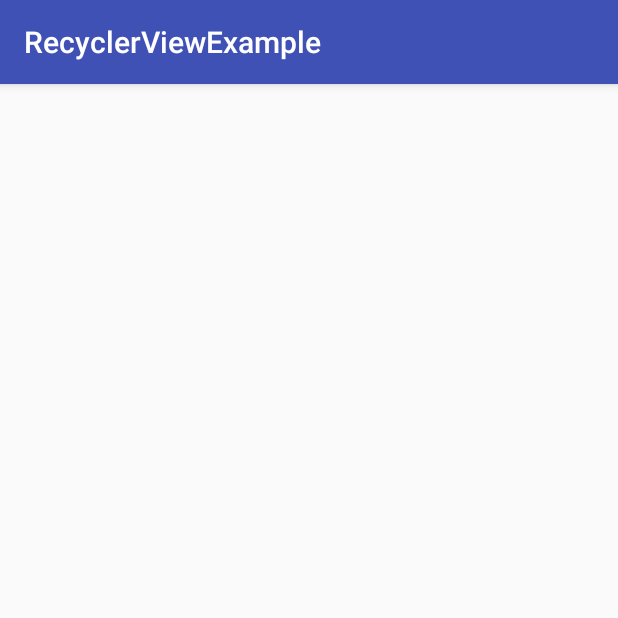
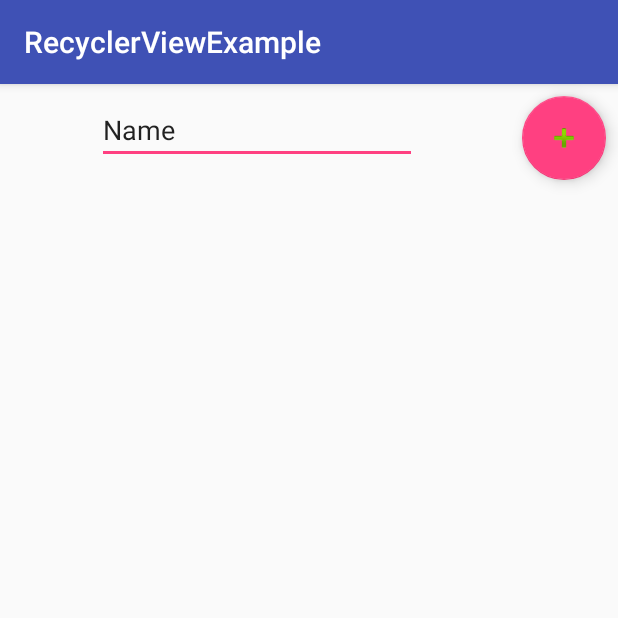
Before and after one commit to SonnyBurnett/RecyclerViewExample, an Android app: the screen it shows after launch (MainActivity), on a phone screen of 412 x 824 dp, the top half of it. Run offline under Robolectric (Android 15) with nearby library versions, the phone set to English and light mode, and no system bars; our stand-ins replace Room's generated code.

Commit message:
database toegevoegd

```diff
--- a/app/build.gradle
+++ b/app/build.gradle
@@ -26,4 +26,8 @@ dependencies {
     androidTestImplementation 'com.android.support.test:runner:1.0.2'
     androidTestImplementation 'com.android.support.test.espresso:espresso-core:3.0.2'
     implementation 'com.android.support:recyclerview-v7:27.1.1'
+    def room_version = "1.1.1"
+    implementation "android.arch.persistence.room:runtime:$room_version"
+    annotationProcessor "android.arch.persistence.room:compiler:$room_version"
+    implementation 'com.android.support:design:27.1.1' // use kapt for Kotlin
 }
--- /dev/null
+++ b/app/src/main/java/nl/tsbakker/recyclerviewexample/AppDatabase.java
@@ -0,0 +1,36 @@
+package nl.tsbakker.recyclerviewexample;
+
+import android.arch.persistence.room.Dao;
+import android.arch.persistence.room.Database;
+import android.arch.persistence.room.Room;
+import android.arch.persistence.room.RoomDatabase;
+import android.content.Context;
+
+
+@Database(entities = {TeamObject.class}, version = 1)
+
+public abstract class AppDatabase extends RoomDatabase {
+
+
+    public abstract TeamObjectDao teamObjectDao();
+
+    private final static String NAME_DATABASE = "teamobject_db";
+
+
+    //Static instance
+    private static AppDatabase sInstance;
+
+    public static AppDatabase getInstance(Context context) {
+
+        if (sInstance == null) {
+            sInstance = Room.databaseBuilder(context, AppDatabase.class, NAME_DATABASE)
+                    .build();
+
+        }
+
+
+        return sInstance;
+
+    }
+
+}
--- a/app/src/main/java/nl/tsbakker/recyclerviewexample/MainActivity.java
+++ b/app/src/main/java/nl/tsbakker/recyclerviewexample/MainActivity.java
@@ -1,13 +1,18 @@
 package nl.tsbakker.recyclerviewexample;
 
+import android.os.AsyncTask;
 import android.support.annotation.Nullable;
+import android.support.design.widget.FloatingActionButton;
+import android.support.design.widget.Snackbar;
 import android.support.v7.app.AppCompatActivity;
 import android.os.Bundle;
 import android.support.v7.widget.LinearLayoutManager;
 import android.support.v7.widget.RecyclerView;
+import android.text.TextUtils;
 import android.view.LayoutInflater;
 import android.view.View;
 import android.view.ViewGroup;
+import android.widget.EditText;
 import android.widget.Toast;
 
 import java.util.ArrayList;
@@ -15,7 +20,7 @@ import java.util.List;
 
 //
 // Name:    MainActivity
-// Purpose: Handle the MainActivity
+// Purpose: Explain Recyclerview with a very simple example
 // Author:  Taco Bakker
 // Date:    7-10-2018
 //
@@ -29,9 +34,20 @@ import java.util.List;
 
 public class MainActivity extends AppCompatActivity {
 
-    public RecyclerView recyclerView;
-    public TeamObjectAdapter mAdapter;
-    final List<TeamObject> mTeamObjects = new ArrayList<>();
+    private TeamObjectAdapter mAdapter;
+    private RecyclerView mRecyclerView;
+    private List<TeamObject> mTeamObjects;
+    private EditText mNewTeamName;
+
+    public final static int TASK_GET_ALL_TEAMOBJECTS = 0;
+    public final static int TASK_DELETE_TEAMOBJECT = 1;
+    public final static int TASK_UPDATE_TEAMOBJECT = 2;
+    public final static int TASK_INSERT_TEAMOBJECT = 3;
+
+
+    //final List<TeamObject> mTeamObjects = new ArrayList<>();
+
+    static AppDatabase db;
 
 
     @Override
@@ -39,23 +55,88 @@ public class MainActivity extends AppCompatActivity {
         super.onCreate(savedInstanceState);
         setContentView(R.layout.activity_main);
 
-        mTeamObjects.add(new TeamObject("Ajax","Amsterdam"));
-        mTeamObjects.add(new TeamObject("AZ","Alkmaar"));
+        db = AppDatabase.getInstance(this);
 
-        recyclerView = findViewById(R.id.team_recyclerview);
-
-        RecyclerViewClickListener listener = new RecyclerViewClickListener() {
-            @Override
-            public void onClick(View view, int position) {
-
-            }
-        };
-
-        mAdapter = new TeamObjectAdapter(listener);
-        recyclerView.setAdapter(mAdapter);
+        mRecyclerView = findViewById(R.id.team_recyclerview);
+        mTeamObjects = new ArrayList<>();
 
         LinearLayoutManager layoutManager = new LinearLayoutManager(getApplicationContext());
-        recyclerView.setLayoutManager(layoutManager);
+        mRecyclerView.setLayoutManager(layoutManager);
+
+        updateUI();
+
+        FloatingActionButton fab = findViewById(R.id.add_team_button);
+        fab.setOnClickListener(new View.OnClickListener() {
+            @Override
+            public void onClick(View view) {
+                //hier gaat iets niet goed
+                String text = mNewTeamName.getText().toString();
+                TeamObject newTeamObject = new TeamObject(text);
+                if (!(TextUtils.isEmpty(text))) {
+                    new TeamObjectAsyncTask(TASK_INSERT_TEAMOBJECT).execute(newTeamObject);
+                    mNewTeamName.setText("");
+                } else {
+                    Snackbar.make(view, "Please enter some text in the textfield", Snackbar.LENGTH_LONG).setAction("Action", null).show();
+                }
+            }
+        });
 
     }
+
+    private void updateUI() {
+        //mTeamObjects = db.teamObjectDao().getAllTeamObject();
+        if (mAdapter == null) {
+            mAdapter = new TeamObjectAdapter(this, mTeamObjects);
+            mRecyclerView.setAdapter(mAdapter);
+        } else {
+            mAdapter.swapList(mTeamObjects);
+        }
+    }
+
+    public void onReminderDbUpdated(List list) {
+
+        mTeamObjects = list;
+        updateUI();
+
+    }
+
+    public class TeamObjectAsyncTask extends AsyncTask<TeamObject, Void, List> {
+
+        private int taskCode;
+
+        public TeamObjectAsyncTask(int taskCode) {
+            this.taskCode = taskCode;
+        }
+
+
+        @Override
+        protected List doInBackground(TeamObject... teamobjects) {
+            switch (taskCode) {
+                case TASK_DELETE_TEAMOBJECT:
+                    db.teamObjectDao().deleteTeamObjects(teamobjects[0]);
+                    break;
+
+                case TASK_UPDATE_TEAMOBJECT:
+                    db.teamObjectDao().updateTeamObjects(teamobjects[0]);
+                    break;
+
+                case TASK_INSERT_TEAMOBJECT:
+                    db.teamObjectDao().insertTeamObjects(teamobjects[0]);
+                    break;
+            }
+
+
+            //To return a new list with the updated data, we get all the data from the database again.
+            return db.teamObjectDao().getAllTeamObject();
+        }
+
+
+        @Override
+        protected void onPostExecute(List list) {
+            super.onPostExecute(list);
+            onReminderDbUpdated(list);
+        }
+
+    }
+
 }
--- a/app/src/main/java/nl/tsbakker/recyclerviewexample/RecyclerViewClickListener.java
+++ /dev/null
@@ -1,8 +0,0 @@
-package nl.tsbakker.recyclerviewexample;
-
-import android.view.View;
-
-public interface RecyclerViewClickListener {
-
-        void onClick(View view, int position);
-}
--- a/app/src/main/java/nl/tsbakker/recyclerviewexample/TeamObject.java
+++ b/app/src/main/java/nl/tsbakker/recyclerviewexample/TeamObject.java
@@ -1,58 +1,80 @@
 package nl.tsbakker.recyclerviewexample;
 
-public class TeamObject {
+import android.arch.persistence.room.ColumnInfo;
+import android.arch.persistence.room.Entity;
+import android.arch.persistence.room.PrimaryKey;
+import android.os.Parcel;
+import android.os.Parcelable;
 
 //
 // Name:    TeamObject
-// Purpose: Handle the datamodel
+// Purpose: Handle the datamodel with room
 // Author:  Taco Bakker
-// Date:    7-10-2018
+// Date:    14-10-2018
 //
 
 
-    private String mTeamName;
-    private String mTeamLocation;
+@Entity(tableName = "teamObject")
+public class TeamObject implements Parcelable {
 
 
-    public TeamObject(String mTeamName, String mTeamLocation) {
-        this.mTeamName = mTeamName;
-        this.mTeamLocation = mTeamLocation;
-    }
+    @PrimaryKey(autoGenerate = true)
+    private long id;
 
-    public String getmTeamName() {
+    @ColumnInfo (name = "TeamName")
+    private String mTeamName;
+
+    public String getTeamName() {
         return mTeamName;
     }
 
-    public void setmTeamName(String mTeamName) {
+    public void setTeamName(String mTeamName) {
         this.mTeamName = mTeamName;
     }
 
-    public String getmTeamLocation() {
-        return mTeamLocation;
+    public long getId() {
+        return id;
     }
 
-    public void setmTeamLocation(String mTeam) {
-        this.mTeamLocation = mTeamLocation;
+    public void setId(long id) {
+        this.id = id;
     }
 
-    //
-    // Specify some initial values
-    // That can be used to create new objects
-    //
 
-    public static final String[] PRE_DEFINED_TEAM_OBJECT_NAMES = {
-            "Ajax",
-            "PSV",
-            "AZ",
-            "PEC"
+    public TeamObject(String mTeamName) {
+        this.mTeamName = mTeamName;
+    }
+
+    @Override
+    public String toString() {
+        return mTeamName;
+    }
+
+    @Override
+    public int describeContents() {
+        return 0;
+    }
+
+    @Override
+    public void writeToParcel(Parcel dest, int flags) {
+        dest.writeLong(this.id);
+        dest.writeString(this.mTeamName);
+    }
+
+    protected TeamObject(Parcel in) {
+        this.id = in.readLong();
+        this.mTeamName = in.readString();
+    }
+
+    public static final Creator<TeamObject> CREATOR = new Creator<TeamObject>() {
+        @Override
+        public TeamObject createFromParcel(Parcel source) {
+            return new TeamObject(source);
+        }
+
+        @Override
+        public TeamObject[] newArray(int size) {
+            return new TeamObject[size];
+        }
     };
-
-    public static final String[] PRE_DEFINED_TEAM_OBJECT_LOCATIONS = {
-            "Amsterdam",
-            "Eindhoven",
-            "Alkmaar",
-            "Zwolle"
-    };
-
-
 }
--- a/app/src/main/java/nl/tsbakker/recyclerviewexample/TeamObjectAdapter.java
+++ b/app/src/main/java/nl/tsbakker/recyclerviewexample/TeamObjectAdapter.java
@@ -3,6 +3,7 @@ package nl.tsbakker.recyclerviewexample;
 
 import android.content.Context;
 
+import android.support.annotation.NonNull;
 import android.view.LayoutInflater;
 import android.view.View;
 import android.view.ViewGroup;
@@ -26,44 +27,53 @@ public class TeamObjectAdapter extends RecyclerView.Adapter<TeamObjectViewHolder
 //
 
     private Context context;
-    public List<TeamObject> mDataset;
-    private RecyclerViewClickListener mListener;
+    public List<TeamObject> listTeamObject;
 
-    TeamObjectAdapter(RecyclerViewClickListener listener) {
-        mListener = listener;
+
+    //
+    // Constructor
+    //
+    public TeamObjectAdapter(Context context, List<TeamObject> listTeamObject) {
+        this.context = context;
+        this.listTeamObject = listTeamObject;
+
     }
 
-    public void updateData(List<TeamObject> dataset) {
-        mDataset.clear();
-        mDataset.addAll(dataset);
-        notifyDataSetChanged();
+    // onCreateViewHolder
+    // called when the RecyclerView instantiates a new ViewHolder instance
+    // (inflates the items view from xml → creates them in code → return a new ViewHolder object).
+    @Override
+    public TeamObjectViewHolder onCreateViewHolder(ViewGroup parent, int viewType) {
+        View view = LayoutInflater.from(parent.getContext()).inflate(R.layout.grid_team, parent, false);
+        return new TeamObjectViewHolder(view);
     }
 
-    @Override
-    public TeamObjectViewHolder onCreateViewHolder(ViewGroup parent, int viewType) {
-        Context context = parent.getContext();
-        View v = LayoutInflater.from(context).inflate(R.layout.grid_team, parent, false);
-        return new TeamObjectViewHolder(v, mListener);
-    }
+
+    // onBindViewHolder:
+    // called when RecyclerView wants to populate the view with data from our model so that the user can see it.
+
 
     @Override
-    public void onBindViewHolder(final TeamObjectViewHolder holder, final int position) {
-        if (holder instanceof TeamObjectViewHolder) {
-            TeamObjectViewHolder rowHolder = (TeamObjectViewHolder) holder;
-            final TeamObject TeamObject = mDataset.get(position);
-            holder.teamName.setText(TeamObject.getmTeamName());
-        }
+    public void onBindViewHolder(final TeamObjectViewHolder holder, int position) {
+        // Gets a single item in the list from its position
+        TeamObject TeamObject = listTeamObject.get(position);
+        // The holder argument is used to reference the views inside the viewHolder
+        // Populate the views with the data from the list
+        holder.teamName.setText(TeamObject.getTeamName());
     }
 
     @Override
     public int getItemCount() {
-        return mDataset.size();
+        return listTeamObject.size();
     }
 
-    // Remove an item from the RecyclerView
-    public void deleteItem(int index) {
-        mDataset.remove(index);
+    public void swapList (List<TeamObject> newList) {
+        listTeamObject = newList;
+        if (newList != null) {
+            // Force the RecyclerView to refresh
+            this.notifyDataSetChanged();
+        }
+
     }
 
-
 }
--- /dev/null
+++ b/app/src/main/java/nl/tsbakker/recyclerviewexample/TeamObjectDao.java
@@ -0,0 +1,26 @@
+package nl.tsbakker.recyclerviewexample;
+
+import android.arch.persistence.room.Dao;
+import android.arch.persistence.room.Delete;
+import android.arch.persistence.room.Insert;
+import android.arch.persistence.room.Query;
+import android.arch.persistence.room.Update;
+
+import java.util.List;
+
+@Dao
+public interface TeamObjectDao {
+
+    @Query("SELECT * FROM teamObject")
+    public List<TeamObject> getAllTeamObject();
+
+    @Insert
+    public void insertTeamObjects(TeamObject teams);
+
+    @Delete
+    public void deleteTeamObjects(TeamObject teams);
+
+    @Update
+    public void updateTeamObjects(TeamObject teams);
+
+}
--- a/app/src/main/res/layout/activity_main.xml
+++ b/app/src/main/res/layout/activity_main.xml
@@ -7,17 +7,46 @@
     tools:context=".MainActivity"
     tools:layout_editor_absoluteY="81dp">
 
+    <EditText
+        android:id="@+id/team_edittext"
+        android:layout_width="wrap_content"
+        android:layout_height="wrap_content"
+        android:layout_marginStart="8dp"
+        android:layout_marginTop="8dp"
+        android:layout_marginEnd="8dp"
+        android:layout_marginBottom="8dp"
+        android:ems="10"
+        android:inputType="textPersonName"
+        android:text="Name"
+        app:layout_constraintBottom_toTopOf="@+id/team_recyclerview"
+        app:layout_constraintEnd_toStartOf="@+id/add_team_button"
+        app:layout_constraintHorizontal_bias="0.476"
+        app:layout_constraintStart_toStartOf="parent"
+        app:layout_constraintTop_toTopOf="parent"
+        app:layout_constraintVertical_bias="0.0" />
+
+    <android.support.design.widget.FloatingActionButton
+        android:id="@+id/add_team_button"
+        android:layout_width="132dp"
+        android:layout_height="wrap_content"
+        android:layout_marginTop="8dp"
+        android:layout_marginEnd="8dp"
+        android:clickable="true"
+        app:layout_constraintEnd_toEndOf="parent"
+        app:layout_constraintTop_toTopOf="parent"
+        app:srcCompat="@android:drawable/ic_input_add" />
 
     <android.support.v7.widget.RecyclerView
         android:id="@+id/team_recyclerview"
-        android:layout_width="147dp"
-        android:layout_height="200dp"
-        android:layout_marginBottom="8dp"
+        android:layout_width="302dp"
+        android:layout_height="243dp"
+        android:layout_marginStart="8dp"
         android:layout_marginEnd="8dp"
-        android:layout_marginStart="8dp"
-        android:layout_marginTop="8dp"
+        android:layout_marginBottom="184dp"
         app:layout_constraintBottom_toBottomOf="parent"
         app:layout_constraintEnd_toEndOf="parent"
-        app:layout_constraintStart_toStartOf="parent"
-        app:layout_constraintTop_toTopOf="parent" />
+        app:layout_constraintHorizontal_bias="0.393"
+        app:layout_constraintStart_toStartOf="parent" />
+
+
 </android.support.constraint.ConstraintLayout>
--- a/build.gradle
+++ b/build.gradle
@@ -7,7 +7,7 @@ buildscript {
         jcenter()
     }
     dependencies {
-        classpath 'com.android.tools.build:gradle:3.1.4'
+        classpath 'com.android.tools.build:gradle:3.2.1'
 
 
         // NOTE: Do not place your application dependencies here; they belong
```
Also changed, not shown: app/src/main/java/nl/tsbakker/recyclerviewexample/TeamObjectViewHolder.java (+4 -16 lines), gradle/wrapper/gradle-wrapper.properties.
